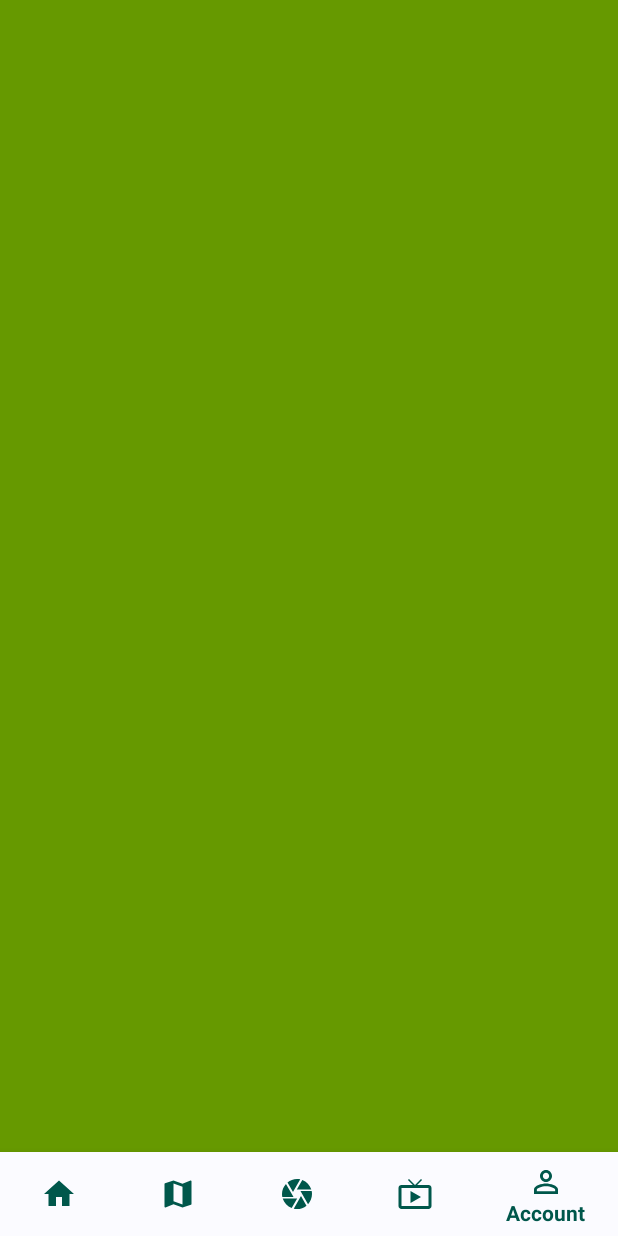
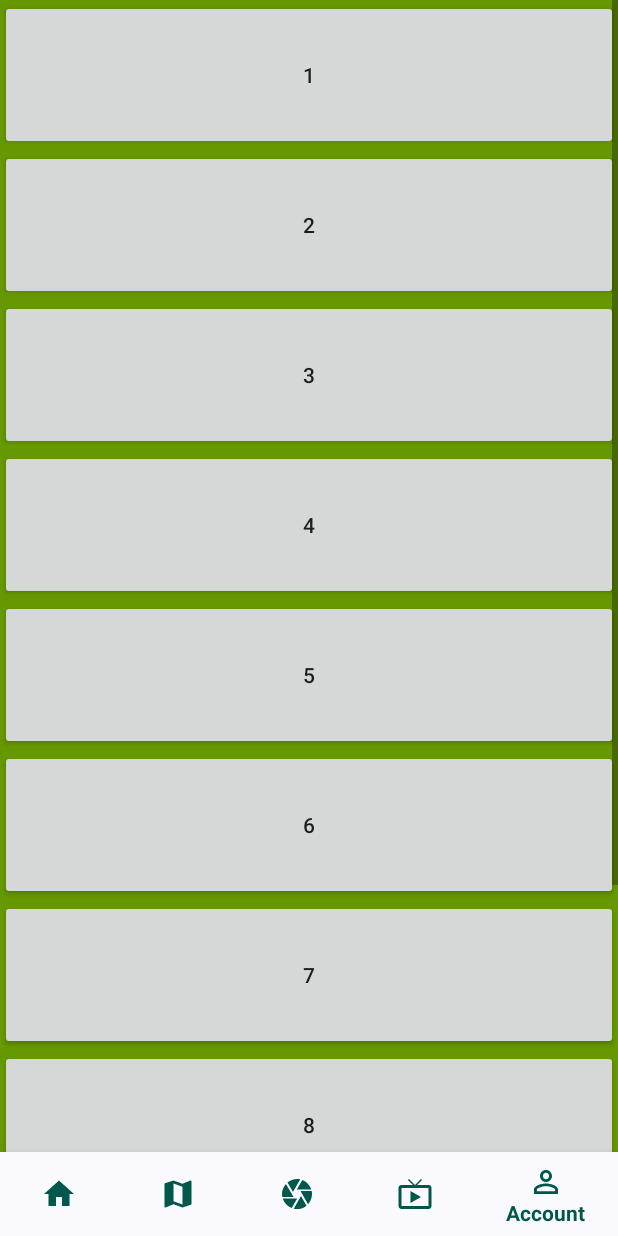
Before and after one commit to Hortmagen21/Flex, an Android app: the screen it shows after launch (MainActivity), item 5 of the bottom bar chosen, on a phone screen of 412 x 824 dp. Run offline under Robolectric (Android 15) with nearby library versions, the phone set to English and light mode, and no system bars.

Commit message:
Now activities saves after changing

```diff
--- a/app/src/main/java/com/example/flex/MainActivity.kt
+++ b/app/src/main/java/com/example/flex/MainActivity.kt
@@ -6,11 +6,16 @@ import androidx.fragment.app.Fragment
 import com.google.android.material.bottomnavigation.BottomNavigationView
 
 class MainActivity : AppCompatActivity() {
+    var account=AccountFragment()
+    var home=HomeFragment()
+    var tv=TvFragment()
+    var map=MapFragment()
+    var camera=CameraFragment()
 
     override fun onCreate(savedInstanceState: Bundle?) {
         super.onCreate(savedInstanceState)
         setContentView(R.layout.activity_main)
-        supportFragmentManager.beginTransaction().replace(R.id.frame_container, HomeFragment())
+        supportFragmentManager.beginTransaction().replace(R.id.frame_container, home,"fragment_tag")
             .commit()
         setActionListener()
     }
@@ -21,14 +26,29 @@ class MainActivity : AppCompatActivity() {
             //here code in case of choosing item in bottom bar
             var selectedFragment: Fragment
             when (menuItem.itemId) {
-                R.id.action_account -> selectedFragment = AccountFragment()
-                R.id.action_camera -> selectedFragment = CameraFragment()
-                R.id.action_home -> selectedFragment = HomeFragment()
-                R.id.action_map -> selectedFragment = MapFragment()
-                R.id.action_tv -> selectedFragment = TvFragment()
-                else->selectedFragment=HomeFragment()
+                R.id.action_account -> {
+                    if(supportFragmentManager.findFragmentByTag("fragment_tag")!!.equals(account))
+                    account=AccountFragment()
+                selectedFragment=account }
+                R.id.action_camera -> {
+                    if(supportFragmentManager.findFragmentByTag("fragment_tag")!!.equals(camera))
+                    camera=CameraFragment()
+                selectedFragment=camera }
+                R.id.action_home -> {
+                    if(supportFragmentManager.findFragmentByTag("fragment_tag")!!.equals(home))
+                    home=HomeFragment()
+                    selectedFragment=home }
+                R.id.action_map -> {
+                    if(supportFragmentManager.findFragmentByTag("fragment_tag")!!.equals(map))
+                    map=MapFragment()
+                    selectedFragment=map }
+                R.id.action_tv -> {
+                    if(supportFragmentManager.findFragmentByTag("fragment_tag")!!.equals(tv))
+                    tv=TvFragment()
+                    selectedFragment=tv }
+                else->selectedFragment= getSupportFragmentManager().findFragmentById(R.id.frame_container)!!
             }
-            supportFragmentManager.beginTransaction().replace(R.id.frame_container, selectedFragment).commit()
+            supportFragmentManager.beginTransaction().replace(R.id.frame_container, selectedFragment,"fragment_tag").commit()
             true
         }
     }
--- a/app/src/main/res/layout/fragment_account.xml
+++ b/app/src/main/res/layout/fragment_account.xml
@@ -4,4 +4,77 @@
     android:layout_height="match_parent"
     android:background="@android:color/holo_green_dark">
 
+    <ScrollView
+        android:layout_width="match_parent"
+        android:layout_height="match_parent">
+
+        <LinearLayout
+            android:layout_width="match_parent"
+            android:layout_height="match_parent"
+            android:orientation="vertical">
+
+            <Button
+                android:id="@+id/button14"
+                android:layout_width="match_parent"
+                android:layout_height="100dp"
+                android:text="1" />
+
+            <Button
+                android:id="@+id/button13"
+                android:layout_width="match_parent"
+                android:layout_height="100dp"
+                android:text="2" />
+
+            <Button
+                android:id="@+id/button12"
+                android:layout_width="match_parent"
+                android:layout_height="100dp"
+                android:text="3" />
+
+            <Button
+                android:id="@+id/button11"
+                android:layout_width="match_parent"
+                android:layout_height="100dp"
+                android:text="4" />
+
+            <Button
+                android:id="@+id/button10"
+                android:layout_width="match_parent"
+                android:layout_height="100dp"
+                android:text="5" />
+
+            <Button
+                android:id="@+id/button9"
+                android:layout_width="match_parent"
+                android:layout_height="100dp"
+                android:text="6" />
+
+            <Button
+                android:id="@+id/button5"
+                android:layout_width="match_parent"
+                android:layout_height="100dp"
+                android:text="7" />
+
+            <Button
+                android:id="@+id/button6"
+                android:layout_width="match_parent"
+                android:layout_height="100dp"
+                android:text="8" />
+
+            <Button
+                android:id="@+id/button7"
+                android:layout_width="match_parent"
+                android:layout_height="100dp"
+                android:text="9" />
+
+            <Button
+                android:id="@+id/button8"
+                android:layout_width="match_parent"
+                android:layout_height="100dp"
+                android:text="10" />
+        </LinearLayout>
+    </ScrollView>
+
+
+
 </RelativeLayout>
--- a/build.gradle
+++ b/build.gradle
@@ -8,7 +8,7 @@ buildscript {
 
     }
     dependencies {
-        classpath 'com.android.tools.build:gradle:3.5.3'
+        classpath 'com.android.tools.build:gradle:3.6.1'
         classpath "org.jetbrains.kotlin:kotlin-gradle-plugin:$kotlin_version"
 
         // NOTE: Do not place your application dependencies here; they belong
```
Also changed, not shown: gradle/wrapper/gradle-wrapper.properties.
